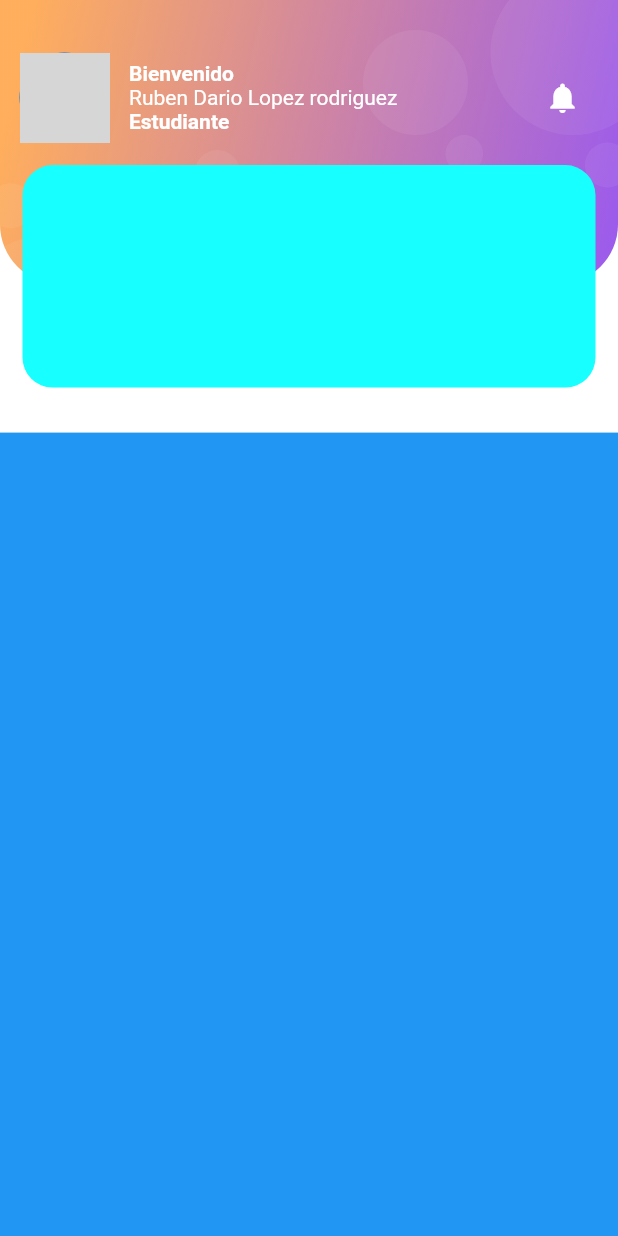
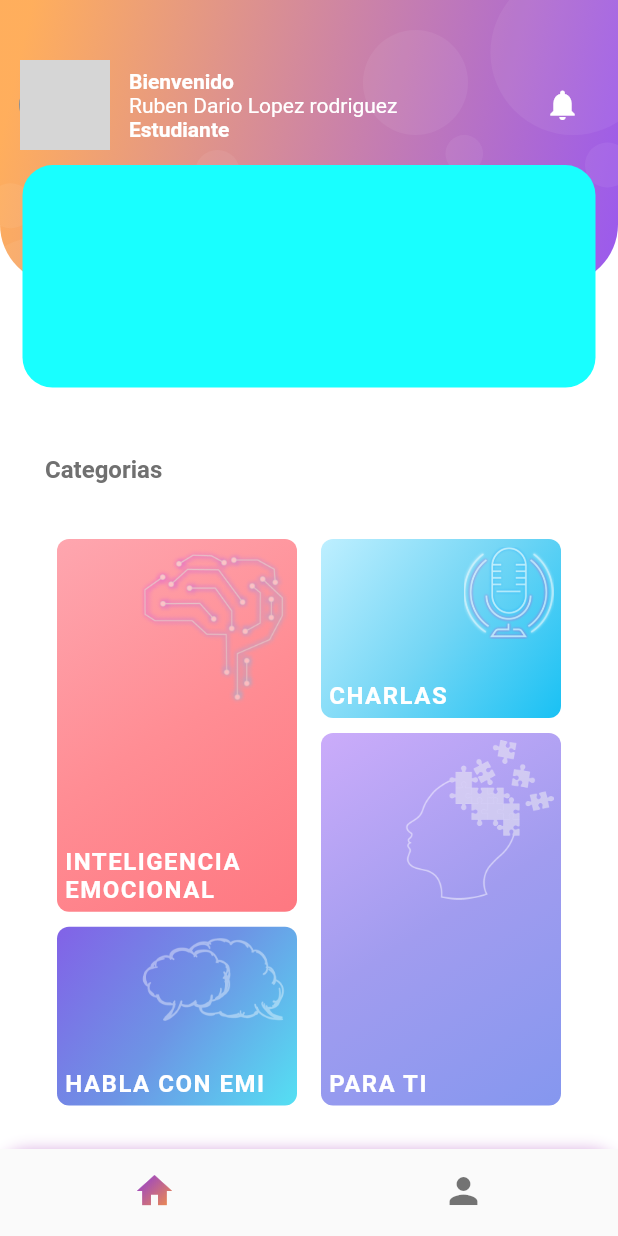
Before and after one commit to motrov91/sinergia, a Flutter app: the screen it shows after launch, on a phone screen of 412 x 824 dp. Run offline on Flutter 3.47's test engine with Material 2 defaults, Android fonts, the phone set to English and light mode, and no system bars; network calls fail; grey boxes are pictures that could not be loaded.

Commit message:
home design structure

```diff
--- a/lib/screens/home_screen.dart
+++ b/lib/screens/home_screen.dart
@@ -7,12 +7,30 @@ class HomeScreen extends StatelessWidget {
   @override
   Widget build(BuildContext context) {
     return Scaffold(
+        bottomNavigationBar: const CustomNavigarionBar(),
         body: Container(
             width: double.infinity,
             height: double.infinity,
-            color: Colors.blue,
+            color: Colors.white,
             child: Column(
-              children: [_HeaderHome()],
+              crossAxisAlignment: CrossAxisAlignment.start,
+              children: [
+                _HeaderHome(),
+                const Padding(
+                  padding: EdgeInsets.only(
+                    top: 15,
+                    left: 30,
+                  ),
+                  child: Text(
+                    'Categorias',
+                    style: TextStyle(
+                        color: Color(0xff707070),
+                        fontWeight: FontWeight.w600,
+                        fontSize: 16),
+                  ),
+                ),
+                OptionsMenuHome()
+              ],
             )));
   }
 }
@@ -153,7 +171,7 @@ class _PersonalData extends StatelessWidget {
       padding: const EdgeInsets.only(left: 13, right: 25),
       height: 100,
       child: Padding(
-        padding: const EdgeInsets.only(top: 30),
+        padding: const EdgeInsets.only(top: 40),
         child: Row(
           children: [
             const CircleAvatar(
--- /dev/null
+++ b/lib/widgets/custom_navigation_bar.dart
@@ -0,0 +1,80 @@
+import 'package:flutter/material.dart';
+
+class CustomNavigarionBar extends StatelessWidget {
+  const CustomNavigarionBar({Key? key}) : super(key: key);
+
+  @override
+  Widget build(BuildContext context) {
+    Size size = MediaQuery.of(context).size;
+
+    return Container(
+      width: double.infinity,
+      decoration: BoxDecoration(
+        color: Colors.white,
+        borderRadius: const BorderRadius.only(
+            topLeft: Radius.circular(18), topRight: Radius.circular(18)),
+        boxShadow: [
+          BoxShadow(
+              color: Colors.purple.withOpacity(0.5),
+              offset: const Offset(0, 2),
+              blurRadius: 9)
+        ],
+      ),
+      child: BottomNavigationBar(
+          currentIndex: 0,
+          elevation: 0,
+          showSelectedLabels: false,
+          showUnselectedLabels: false,
+          items: [
+            BottomNavigationBarItem(
+                backgroundColor: Colors.red,
+                activeIcon: _GradientIcon(
+                  child: Icon(
+                    Icons.home,
+                    size: 28,
+                    color: Colors.white,
+                  ),
+                ),
+                icon: Icon(
+                  Icons.home,
+                  size: 28,
+                ),
+                label: ''),
+            BottomNavigationBarItem(
+                activeIcon: _GradientIcon(
+                  child: Icon(
+                    Icons.person,
+                    size: 28,
+                    color: Colors.white,
+                  ),
+                ),
+                icon: Icon(
+                  Icons.person,
+                  size: 28,
+                ),
+                label: ''),
+          ]),
+    );
+  }
+}
+
+class _GradientIcon extends StatelessWidget {
+  final Widget child;
+
+  const _GradientIcon({
+    Key? key,
+    required this.child,
+  }) : super(key: key);
+
+  @override
+  Widget build(BuildContext context) {
+    return ShaderMask(
+      shaderCallback: (bounds) => const LinearGradient(
+        begin: Alignment.topLeft,
+        end: Alignment.bottomRight,
+        colors: [Color(0xff8130EA), Color(0xffFF9A34)],
+      ).createShader(bounds),
+      child: child,
+    );
+  }
+}
--- /dev/null
+++ b/lib/widgets/options_menu_home.dart
@@ -0,0 +1,137 @@
+import 'package:flutter/material.dart';
+
+class OptionsMenuHome extends StatelessWidget {
+  const OptionsMenuHome({
+    Key? key,
+  }) : super(key: key);
+
+  @override
+  Widget build(BuildContext context) {
+    return Expanded(
+      child: Container(
+        margin: const EdgeInsets.symmetric(horizontal: 30, vertical: 12),
+        width: double.infinity,
+        height: double.infinity,
+        color: Colors.white,
+        child: Row(
+          children: [
+            Expanded(
+              child: Container(
+                padding: const EdgeInsets.only(top: 20, bottom: 12),
+                height: double.infinity,
+                child: Column(
+                  children: const [
+                    _ButtonBox(
+                        textBox: "inteligencia emocional",
+                        imageBox: 'assets/brain.png',
+                        widthImage: 100,
+                        flexBox: 2,
+                        colorOne: Color(0xffFEA6AF),
+                        colorTwo: Color(0xffFF8D94),
+                        colorThree: Color(0xffFE7881)),
+                    _ButtonBox(
+                        textBox: "Habla con EMI",
+                        imageBox: 'assets/chat.png',
+                        widthImage: 100,
+                        colorOne: Color(0xff8262E7),
+                        colorTwo: Color(0xff6D94E5),
+                        colorThree: Color(0xff54E0F3)),
+                  ],
+                ),
+              ),
+            ),
+            Expanded(
+              child: Container(
+                padding: const EdgeInsets.only(top: 20, bottom: 12),
+                height: double.infinity,
+                child: Column(
+                  children: const [
+                    _ButtonBox(
+                        textBox: "Charlas",
+                        imageBox: 'assets/podcast.png',
+                        widthImage: 60,
+                        colorOne: Color(0xffBEEFFF),
+                        colorTwo: Color(0xff74D6F5),
+                        colorThree: Color(0xff19C1F4)),
+                    _ButtonBox(
+                        flexBox: 2,
+                        textBox: "Para ti",
+                        imageBox: 'assets/for_you.png',
+                        widthImage: 100,
+                        colorOne: Color(0xffCBACFA),
+                        colorTwo: Color(0xffA19CEF),
+                        colorThree: Color(0xff8597EF)),
+                  ],
+                ),
+              ),
+            ),
+          ],
+        ),
+      ),
+    );
+  }
+}
+
+class _ButtonBox extends StatelessWidget {
+  final Color colorOne;
+  final Color colorTwo;
+  final Color colorThree;
+  final int flexBox;
+  final String textBox;
+  final String imageBox;
+  final double widthImage;
+
+  const _ButtonBox({
+    Key? key,
+    required this.colorOne,
+    required this.colorTwo,
+    required this.colorThree,
+    this.flexBox = 1,
+    required this.textBox,
+    required this.imageBox,
+    required this.widthImage,
+  }) : super(key: key);
+
+  @override
+  Widget build(BuildContext context) {
+    return Expanded(
+        flex: flexBox,
+        child: Container(
+          margin: const EdgeInsets.symmetric(vertical: 5, horizontal: 8),
+          padding: const EdgeInsets.all(5),
+          width: MediaQuery.of(context).size.width,
+          height: MediaQuery.of(context).size.height,
+          decoration: BoxDecoration(
+              gradient: LinearGradient(
+                  begin: Alignment.topLeft,
+                  end: Alignment.bottomRight,
+                  colors: [colorOne, colorTwo, colorThree]),
+              borderRadius: BorderRadius.circular(8)),
+          child: Stack(
+            children: [
+              Positioned(
+                  right: 0,
+                  top: 0,
+                  child: SizedBox(
+                      width: widthImage,
+                      child: Image(image: AssetImage(imageBox)))),
+              Positioned(
+                bottom: 0,
+                child: SizedBox(
+                  width: 140,
+                  child: Text(
+                    textBox.toUpperCase(),
+                    style: const TextStyle(
+                      color: Colors.white,
+                      fontWeight: FontWeight.bold,
+                      fontSize: 16,
+                      letterSpacing: 1,
+                    ),
+                  ),
+                ),
+              ),
+            ],
+          ),
+        ));
+  }
+}
--- a/lib/widgets/widgets.dart
+++ b/lib/widgets/widgets.dart
@@ -1,7 +1,9 @@
 export 'package:sinergia_app/widgets/bubbles.dart';
+export 'package:sinergia_app/widgets/options_menu_home.dart';
 export 'package:sinergia_app/widgets/custom_button_text.dart';
 export 'package:sinergia_app/widgets/custom_button.dart';
 export 'package:sinergia_app/widgets/custom_input_login.dart';
+export 'package:sinergia_app/widgets/custom_navigation_bar.dart';
 export 'package:sinergia_app/widgets/datepicker.dart';
 export 'package:sinergia_app/widgets/drop_list_button.dart';
 export 'package:sinergia_app/widgets/logo_header.dart';
```
Also changed, not shown: assets/brain.png (added), assets/chat.png (added), assets/for_you.png (added), assets/podcast.png (added).
